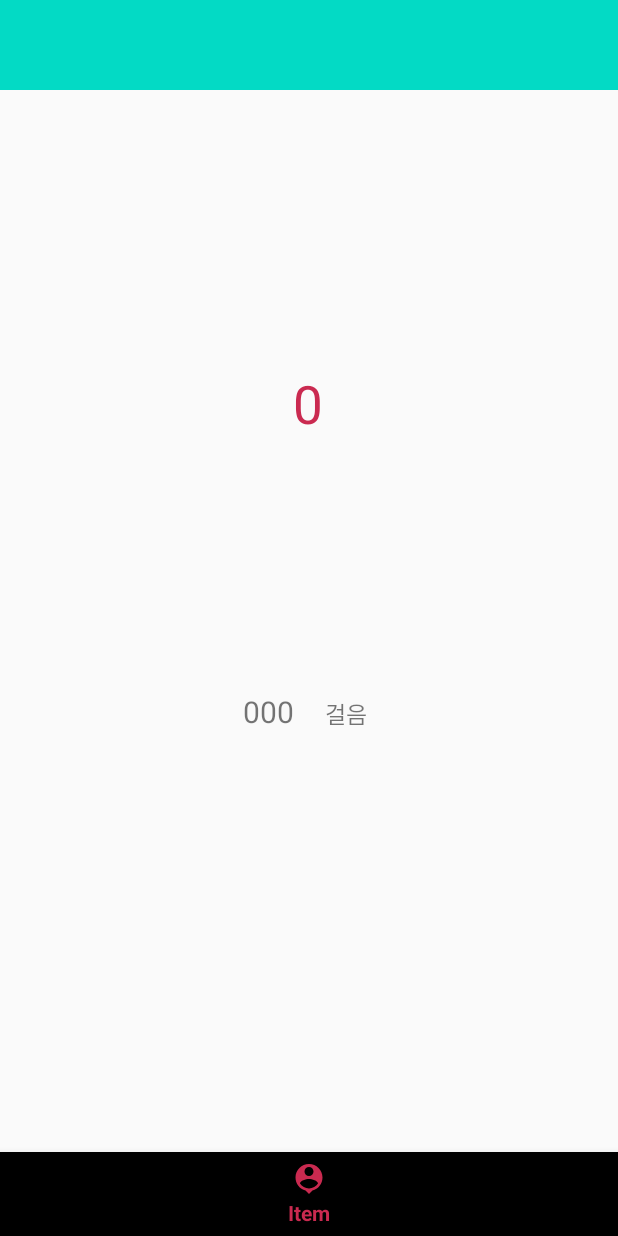
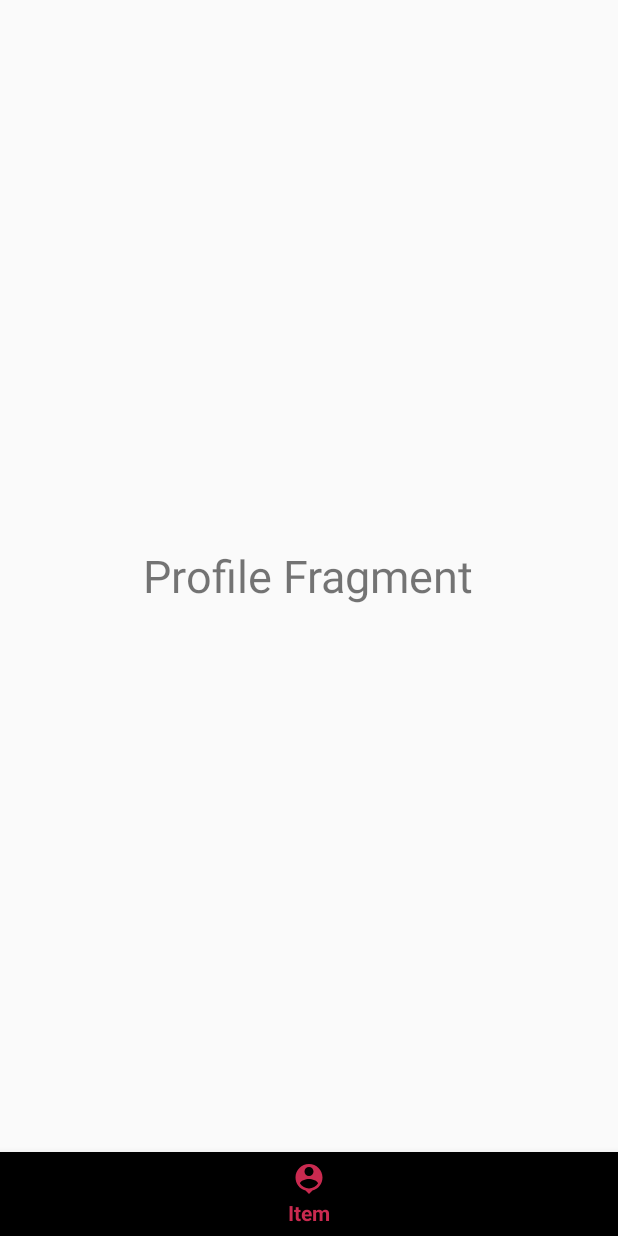
Before and after one commit to Agatho22/health, an Android app: the screen it shows after launch (HomeActivity), item 2 of the bottom bar chosen, on a phone screen of 412 x 824 dp. Run offline under Robolectric (Android 15) with nearby library versions, the phone set to English and light mode, and no system bars.

Commit message:
add fragment

```diff
--- /dev/null
+++ b/app/src/main/java/com/aman/health/Exercise.java
@@ -0,0 +1,37 @@
+package com.aman.health;
+
+public class Exercise {
+    private String name;
+    private String text;
+    private int image;
+
+    public Exercise(int image, String name, String text) {
+        this.image = image;
+        this.name = name;
+        this.text = text;
+    }
+
+    public String getName() {
+        return name;
+    }
+
+    public void setName(String name) {
+        this.name = name;
+    }
+
+    public String getText() {
+        return text;
+    }
+
+    public void setText(String text) {
+        this.text = text;
+    }
+
+    public int getImage() {
+        return image;
+    }
+
+    public void setImage(int image) {
+        this.image = image;
+    }
+}
--- a/app/src/main/java/com/aman/health/HomeActivity.java
+++ b/app/src/main/java/com/aman/health/HomeActivity.java
@@ -29,10 +29,10 @@ public class HomeActivity extends AppCompatActivity {
                 case R.id.action_step:
                     viewPager.setCurrentItem(0);
                     break;
-                case R.id.action_timer:
+                case R.id.action_profile:
                     viewPager.setCurrentItem(1);
                     break;
-                case R.id.action_main:
+                case R.id.action_search:
                     viewPager.setCurrentItem(2);
                     break;
             }
@@ -57,10 +57,10 @@ public class HomeActivity extends AppCompatActivity {
                         navigationView.getMenu().findItem(R.id.action_step).setChecked(true);
                         break;
                     case 1:
-                        navigationView.getMenu().findItem(R.id.action_step).setChecked(true);
+                        navigationView.getMenu().findItem(R.id.action_profile).setChecked(true);
                         break;
                     case 2:
-                        navigationView.getMenu().findItem(R.id.action_step).setChecked(true);
+                        navigationView.getMenu().findItem(R.id.action_search).setChecked(true);
                         break;
                 }
 
--- /dev/null
+++ b/app/src/main/java/com/aman/health/ProFileFragment.java
@@ -0,0 +1,21 @@
+package com.aman.health;
+
+import android.os.Bundle;
+import android.view.LayoutInflater;
+import android.view.View;
+import android.view.ViewGroup;
+
+import androidx.annotation.NonNull;
+import androidx.annotation.Nullable;
+import androidx.fragment.app.Fragment;
+
+public class ProFileFragment extends Fragment {
+
+    @Nullable
+    @Override
+    public View onCreateView(@NonNull LayoutInflater inflater, @Nullable ViewGroup container, @Nullable Bundle savedInstanceState) {
+        View view = inflater.inflate(R.layout.fragment_profile, container, false);
+
+        return view;
+    }
+}
--- /dev/null
+++ b/app/src/main/java/com/aman/health/RecyclerViewAdapter.java
@@ -0,0 +1,61 @@
+package com.aman.health;
+
+import android.content.Context;
+import android.util.Log;
+import android.view.LayoutInflater;
+import android.view.View;
+import android.view.ViewGroup;
+import android.widget.AdapterView;
+import android.widget.ImageView;
+import android.widget.TextView;
+
+import androidx.annotation.NonNull;
+import androidx.recyclerview.widget.RecyclerView;
+
+import java.util.ArrayList;
+
+public class RecyclerViewAdapter extends RecyclerView.Adapter<RecyclerViewAdapter.MyViewHolder> {
+    private ArrayList<Exercise> items;
+
+    public RecyclerViewAdapter(ArrayList<Exercise> exerciselist) {
+        this.items = exerciselist;
+    }
+
+    @NonNull
+    @Override
+    public MyViewHolder onCreateViewHolder(@NonNull ViewGroup parent, int viewType) {
+        View view = LayoutInflater.from(parent.getContext()).inflate(R.layout.custom_list, parent, false);
+        MyViewHolder viewHolder = new MyViewHolder(view);
+        return viewHolder;
+    }
+
+    @Override
+    public void onBindViewHolder(MyViewHolder holder, int position) {
+        Exercise exercise = items.get(position);
+
+        holder.tv.setText(items.get(position).getName());
+        holder.tv2.setText(items.get(position).getText());
+        holder.iv.setImageResource(items.get(position).getImage());
+
+        Log.e("Viewpager", "onBindViewHolder" + exercise);
+    }
+
+    @Override
+    public int getItemCount() {
+        return items.size();
+    }
+
+    public static class MyViewHolder extends RecyclerView.ViewHolder {
+        public ImageView iv;
+        public TextView tv, tv2;
+
+        public MyViewHolder(View itemView) {
+            super(itemView);
+
+            tv = (TextView) itemView.findViewById(R.id.tv);
+            iv = (ImageView) itemView.findViewById(R.id.iv);
+            tv2 = (TextView) itemView.findViewById(R.id.tv2);
+        }
+
+    }
+}
--- /dev/null
+++ b/app/src/main/java/com/aman/health/SearchFragment.java
@@ -0,0 +1,56 @@
+package com.aman.health;
+
+import android.content.Context;
+import android.os.Bundle;
+import android.view.LayoutInflater;
+import android.view.View;
+import android.view.ViewGroup;
+
+import androidx.annotation.NonNull;
+import androidx.annotation.Nullable;
+import androidx.fragment.app.Fragment;
+import androidx.recyclerview.widget.GridLayoutManager;
+import androidx.recyclerview.widget.LinearLayoutManager;
+import androidx.recyclerview.widget.RecyclerView;
+
+import com.aman.health.Exercise;
+import com.aman.health.R;
+import com.aman.health.RecyclerViewAdapter;
+
+import java.util.ArrayList;
+
+public class SearchFragment extends Fragment {
+
+    private ArrayList<Exercise> items;
+
+    public SearchFragment() {
+
+    }
+
+    @Nullable
+    @Override
+    public View onCreateView(@NonNull LayoutInflater inflater, @Nullable ViewGroup container, @Nullable Bundle savedInstanceState) {
+        View view = inflater.inflate(R.layout.fragment_list, container, false);
+
+        Context context = view.getContext();
+        RecyclerView recyclerView = (RecyclerView) view.findViewById(R.id.recyclerview);
+        recyclerView.setHasFixedSize(true);
+
+        GridLayoutManager gridLayoutManager = new GridLayoutManager(context, 2);
+        recyclerView.setLayoutManager(gridLayoutManager);
+
+
+        items = new ArrayList<>();
+
+        Exercise exercise1 = new Exercise(R.drawable.pushup, "pushup", "fighting1");
+        items.add(exercise1);
+        Exercise exercise2 = new Exercise(R.drawable.lunge, "lunge", "fighting2");
+        items.add(exercise2);
+
+
+        RecyclerViewAdapter adapter = new RecyclerViewAdapter(items);
+        recyclerView.setAdapter(adapter);
+
+        return view;
+    }
+}
--- a/app/src/main/java/com/aman/health/ViewPagerAdapter.java
+++ b/app/src/main/java/com/aman/health/ViewPagerAdapter.java
@@ -4,6 +4,8 @@ import androidx.annotation.NonNull;
 import androidx.fragment.app.Fragment;
 import androidx.fragment.app.FragmentManager;
 import androidx.fragment.app.FragmentStatePagerAdapter;
+
+import com.aman.health.SearchFragment;
 
 
 public class ViewPagerAdapter extends FragmentStatePagerAdapter {
@@ -18,9 +20,9 @@ public class ViewPagerAdapter extends FragmentStatePagerAdapter {
             case 0:
                 return new StepActivity();
             case 1:
-                return new StepActivity();
+                return new ProFileFragment();
             case 2:
-                return new StepActivity();
+                return new SearchFragment();
             default:
                 return new StepActivity();
         }
--- /dev/null
+++ b/app/src/main/res/layout/fragment_profile.xml
@@ -0,0 +1,13 @@
+<?xml version="1.0" encoding="utf-8"?>
+<RelativeLayout xmlns:android="http://schemas.android.com/apk/res/android"
+    android:layout_width="match_parent"
+    android:layout_height="match_parent">
+
+    <TextView
+        android:layout_width="wrap_content"
+        android:layout_height="wrap_content"
+        android:text="Profile Fragment"
+        android:textSize="30dp"
+        android:layout_centerInParent="true" />
+
+</RelativeLayout>
--- a/app/src/main/res/menu/bottom_nav.xml
+++ b/app/src/main/res/menu/bottom_nav.xml
@@ -6,11 +6,11 @@
         android:title="Item"
         android:icon="@drawable/ic_home"/>
     <item
-        android:id="@+id/action_timer"
+        android:id="@+id/action_profile"
         android:title="Item"
         android:icon="@drawable/ic_person_pin"/>
     <item
-        android:id="@+id/action_main"
+        android:id="@+id/action_search"
         android:title="Item"
         android:icon="@drawable/ic_search"/>
 </menu>
```
Also changed, not shown: app/build.gradle (+9 -1 lines), app/src/main/res/layout/custom_list.xml (added, +53 -0 lines), app/src/main/res/layout/fragment_list.xml (added, +12 -0 lines), app/src/main/res/drawable-xxhdpi/lunge.jpeg (added), app/src/main/res/drawable-xxhdpi/pushup.jpeg (added).
